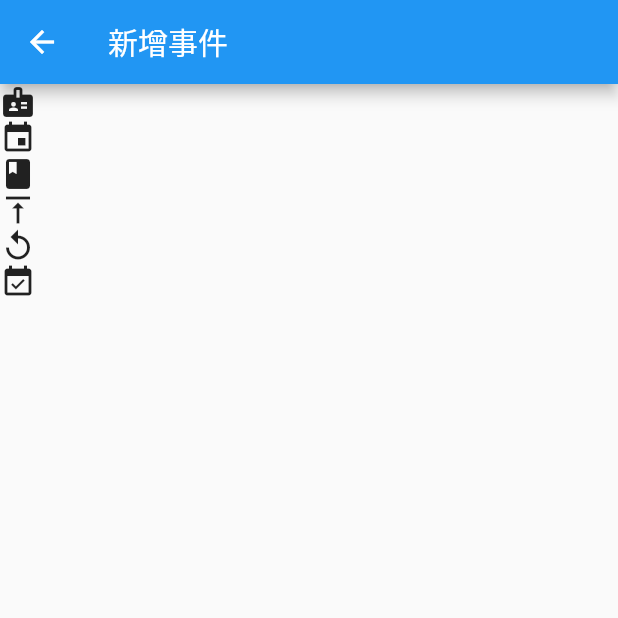
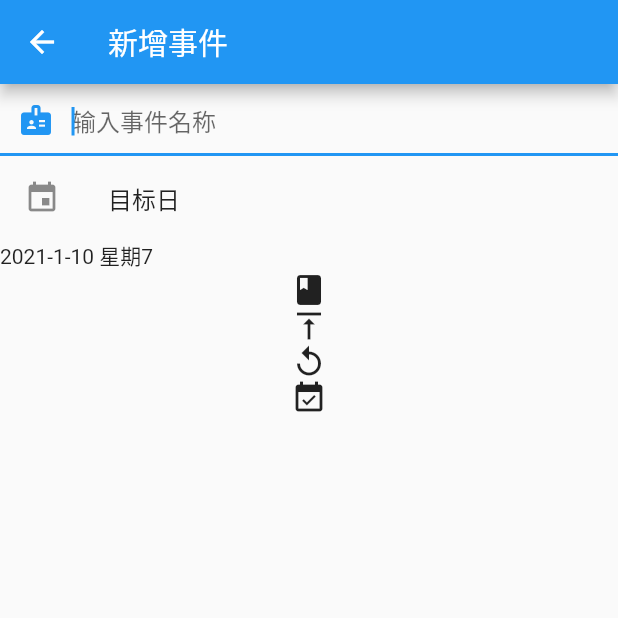
Before and after one commit to skyinJune/todo_flutter, a Flutter app: the AddTodoPage screen opened directly, on a phone screen of 412 x 824 dp, the top half of it. Run offline on Flutter 3.47's test engine with Material 2 defaults, Android fonts, the phone set to English and light mode, and no system bars.

Commit message:
发布页标题输入框+日期展示

```diff
--- a/lib/routes/addTodo/index.dart
+++ b/lib/routes/addTodo/index.dart
@@ -5,6 +5,8 @@ class AddTodoPage extends StatefulWidget {
 }
 
 class _AddTodoPageState extends State<AddTodoPage> {
+  String _title = '';
+  DateTime _todoDate = new DateTime.now();
   @override
   Widget build(BuildContext context) {
     return Scaffold(
@@ -13,8 +15,33 @@ class _AddTodoPageState extends State<AddTodoPage> {
       ),
       body: Column(
         children: [
-          Icon(Icons.badge),
-          Icon(Icons.event),
+          TextField(
+            autofocus: true,
+            decoration: InputDecoration(
+                hintText: '输入事件名称', prefixIcon: Icon(Icons.badge)),
+            onChanged: (e) {
+              setState(() {
+                _title = e;
+                print(_title);
+              });
+            },
+          ),
+          Container(
+            child: Column(
+              children: [
+                ListTile(
+                  leading: Icon(Icons.event),
+                  title: Text('目标日'),
+                ),
+                Row(
+                  children: [
+                    Text(
+                        '${_todoDate.year}-${_todoDate.month}-${_todoDate.day} 星期${_todoDate.weekday}')
+                  ],
+                )
+              ],
+            ),
+          ),
           Icon(Icons.book),
           Icon(Icons.vertical_align_top),
           Icon(Icons.replay),
```
